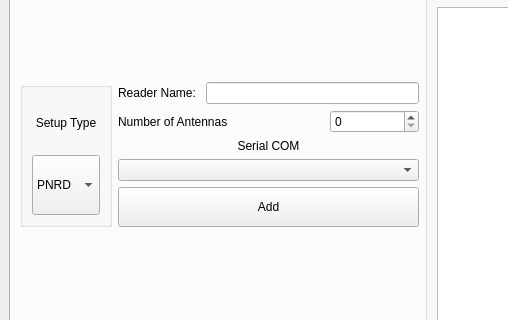
MAPL-UFU/palms, file gui/qtGui/mainwindow.ui: the form before one commit; both pictures show x 0 to 508 and y 83 to 403 of the 931 by 609 pixel window.
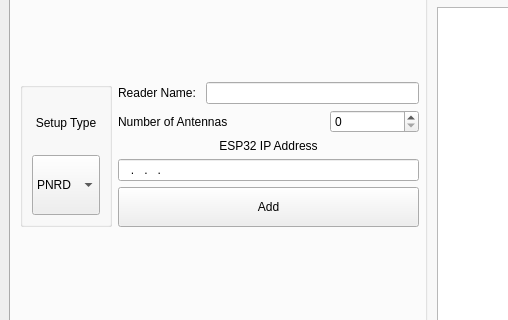
The form after the commit. The open tabs and pages were chosen to show the change. Icons and pictures are not drawn.

The edit to the form file:
```diff
--- a/gui/qtGui/mainwindow.ui
+++ b/gui/qtGui/mainwindow.ui
@@ -322,7 +322,7 @@
                    </size>
                   </property>
                   <property name="text">
-                   <string>Serial COM</string>
+                   <string>ESP32 IP Address</string>
                   </property>
                   <property name="alignment">
                    <set>Qt::AlignCenter</set>
@@ -330,12 +330,12 @@
                  </widget>
                 </item>
                 <item>
-                 <widget class="QComboBox" name="serialConection_comboBox">
-                  <property name="maximumSize">
-                   <size>
-                    <width>400</width>
-                    <height>16777215</height>
-                   </size>
+                 <widget class="QLineEdit" name="IP_lineEdit">
+                  <property name="inputMask">
+                   <string>000.000.000.000</string>
+                  </property>
+                  <property name="text">
+                   <string>...</string>
                   </property>
                  </widget>
                 </item>
```
Left out of the diff: 2 changed lines with no effect on the pictures.
